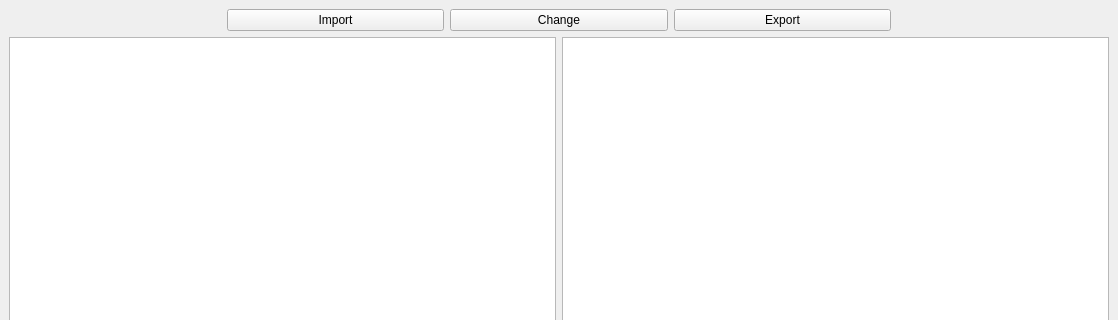
Above: effect/JsonChange.ui from HeynaPark/effect before the change; both pictures show x 0 to 1118 and y 0 to 320 of the 1118 by 898 pixel window. Below: the same form after it.
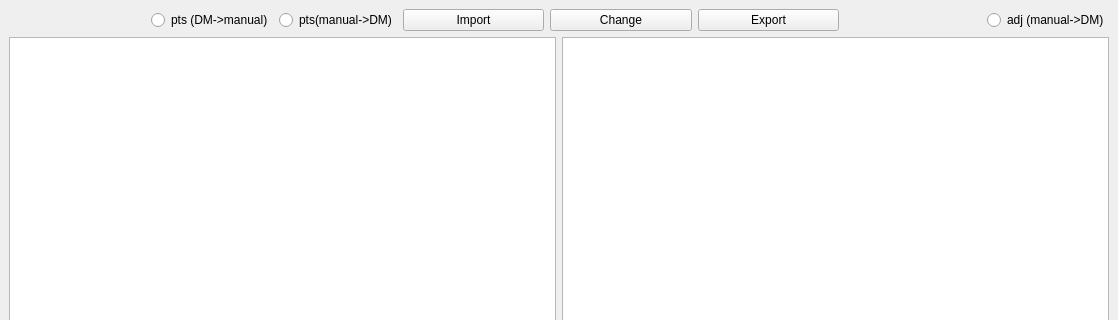
That is the form after the change.

```diff
--- a/effect/JsonChange.ui
+++ b/effect/JsonChange.ui
@@ -18,7 +18,7 @@
     <item>
      <layout class="QVBoxLayout" name="verticalLayout" stretch="1,10">
       <item>
-       <layout class="QHBoxLayout" name="horizontalLayout_2" stretch="1,1,1,1,1">
+       <layout class="QHBoxLayout" name="horizontalLayout_2" stretch="1,0,0,0,1,1,1,1,0">
         <item>
          <spacer name="horizontalSpacer">
           <property name="orientation">
@@ -32,6 +32,23 @@
           </property>
          </spacer>
         </item>
+        <item>
+         <widget class="QRadioButton" name="radio_pts">
+          <property name="text">
+           <string>pts (DM-&gt;manual)</string>
+          </property>
+         </widget>
+        </item>
+        <item>
+         <widget class="QRadioButton" name="radio_pts_toDM">
+          <property name="text">
+           <string>pts(manual-&gt;DM)</string>
+          </property>
+         </widget>
+        </item>
+        <item>
+         <layout class="QHBoxLayout" name="horizontalLayout_4"/>
+        </item>
         <item>
          <widget class="QPushButton" name="pb_import">
           <property name="text">
@@ -66,6 +83,13 @@
           </property>
          </spacer>
         </item>
+        <item>
+         <widget class="QRadioButton" name="radio_adj">
+          <property name="text">
+           <string>adj (manual-&gt;DM)</string>
+          </property>
+         </widget>
+        </item>
        </layout>
       </item>
       <item>
```
Left out of the diff: 2 changed lines with no effect on the pictures.
